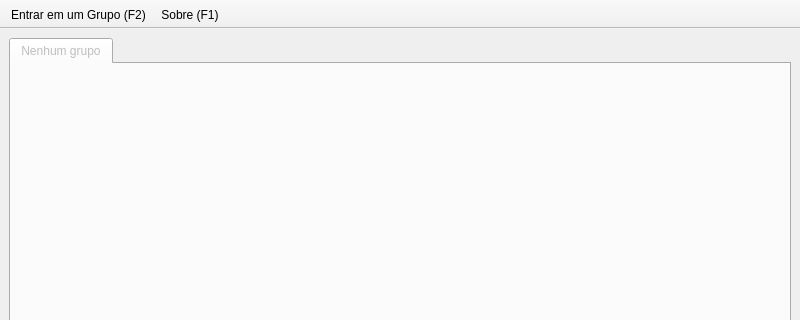
cskab46/SpreadChat, file app/ChatWindow.ui: the form before one commit; both pictures show x 0 to 800 and y 0 to 320 of the 800 by 600 pixel window.
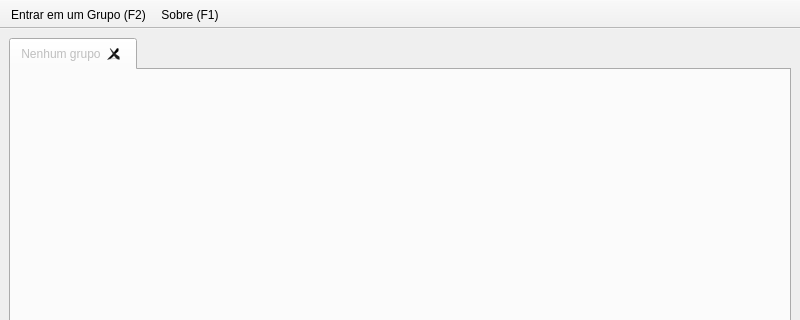
The form after the commit.

Patch:
```diff
--- a/app/ChatWindow.ui
+++ b/app/ChatWindow.ui
@@ -20,6 +20,9 @@
       <property name="enabled">
        <bool>false</bool>
       </property>
+      <property name="tabsClosable">
+       <bool>true</bool>
+      </property>
       <widget class="QWidget" name="tab">
        <attribute name="title">
         <string>Nenhum grupo</string>
```
